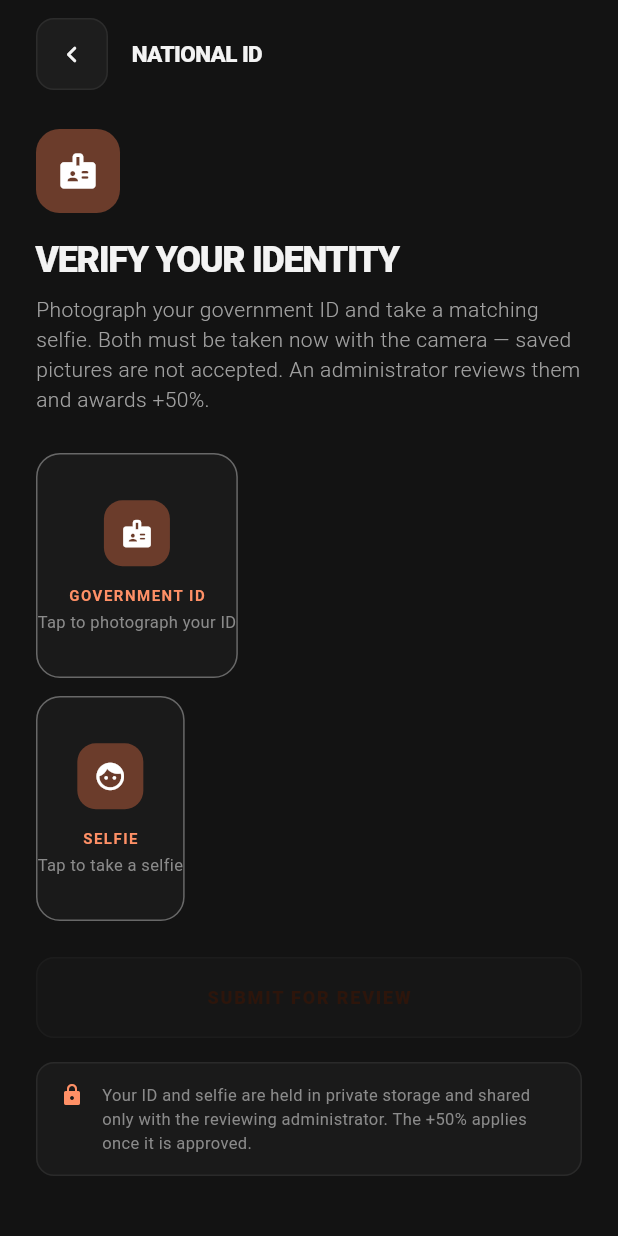
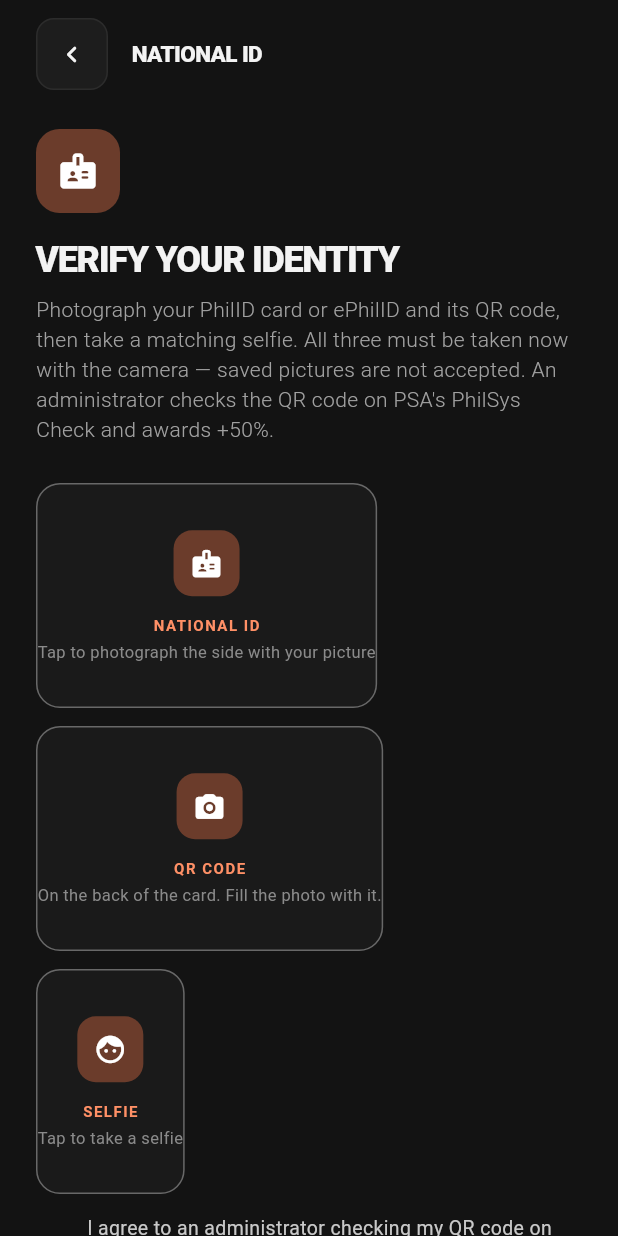
Before and after one commit to M2STZ-Crew/replit-android, a Flutter app: the NationalIdScreen screen opened directly, on a phone screen of 412 x 824 dp. Run offline on Flutter 3.47's test engine with Material 3 defaults, Android fonts, the phone set to English and light mode, and no system bars; our stand-ins replace audioplayers, camera, firebase_core, firebase_messaging, flutter_map, flutter_tts and 6 more; missing offline and left inert: flutter_map_location_marker; accounts and stored records are empty; network calls fail; project files that could hold a hidden picture were left out.

Commit message:
v1.12.21 — National ID with its QR code and the holder's consent
The National ID screen asks for a PhilID or ePhilID, takes a third camera photo
of the QR code, and takes the consent PSA's PhilSys Check needs, saying what PSA
records. The QR photo keeps more detail than the other two so that PSA's reader
can read it.

The reviewer's reason now shows on the National ID row, and the decision's
notification opens Verify your account. The upload goes through the shared
client, so an expired session renews instead of failing it.

Logic and UI are one commit: the screen cannot build without the new upload.
Needs backend v1.12.18 deployed first.

Co-Authored-By: Claude Opus 5.5 <noreply@anthropic.com>

```diff
--- a/lib/screens/national_id_screen.dart
+++ b/lib/screens/national_id_screen.dart
@@ -5,6 +5,7 @@ import 'package:image_picker/image_picker.dart';
 
 import '../api/api_client.dart';
 import '../theme.dart';
+import '../widgets/coordinator_kit.dart' show CheckRow;
 import '../widgets/design.dart';
 import '../widgets/app_icons.dart';
 
@@ -13,31 +14,40 @@ Color _safeGreen = AppColors.ok;
 /// National ID verification (+50%) via the manual-review path.
 ///
 /// The backend's Didit auto-KYC has no credits, so this uses
-/// POST /verification/national-id/manual: the user supplies a government ID
-/// photo and a matching selfie, which an administrator reviews before
-/// awarding +50%.
+/// POST /verification/national-id/manual: the user supplies a photo of their
+/// PhilID or ePhilID, its QR code and a matching selfie. An administrator runs
+/// the QR code through PSA's PhilSys Check, which takes the holder's consent,
+/// compares the result with the other two, and awards +50%.
 ///
-/// Both images must be taken with the camera. There is no gallery option,
+/// All three images must be taken with the camera. There is no gallery option,
 /// by design: attaching a saved picture is how someone submits an ID that
 /// is not theirs, and the whole value of the selfie is that it was taken at
 /// the same time as the document.
 class NationalIdScreen extends StatefulWidget {
-  const NationalIdScreen({super.key});
+  const NationalIdScreen({super.key, this.api, this.camera});
+
+  final ApiClient? api;
+
+  /// Stands in for the phone's camera in a test.
+  final Future<Uint8List?> Function()? camera;
 
   @override
   State<NationalIdScreen> createState() => _NationalIdScreenState();
 }
 
 class _NationalIdScreenState extends State<NationalIdScreen> {
-  final ApiClient _api = ApiClient();
+  late final ApiClient _api = widget.api ?? ApiClient();
   final ImagePicker _picker = ImagePicker();
 
   Uint8List? _idBytes;
+  Uint8List? _qrBytes;
   Uint8List? _selfieBytes;
+  bool _consent = false;
   bool _submitting = false;
   String? _error;
 
-  bool get _ready => _idBytes != null && _selfieBytes != null;
+  bool get _ready =>
+      _idBytes != null && _qrBytes != null && _selfieBytes != null && _consent;
 
   /// Take one photo with the camera.
   ///
@@ -52,14 +62,17 @@ class _NationalIdScreenState extends State<NationalIdScreen> {
   ///
   /// Capped at 1600px and 70% quality: an ID has to stay legible enough for an
   /// administrator to read, but a full-resolution phone photo is several
-  /// megabytes of upload over mobile data.
-  Future<Uint8List?> _capture({bool front = false}) async {
+  /// megabytes of upload over mobile data. [qr] keeps more: PhilSys Check has
+  /// to read every square of the code, and an ePhilID's are small.
+  Future<Uint8List?> _capture({bool front = false, bool qr = false}) async {
+    final camera = widget.camera;
+    if (camera != null) return camera();
     try {
       final shot = await _picker.pickImage(
         source: ImageSource.camera,
         preferredCameraDevice: front ? CameraDevice.front : CameraDevice.rear,
-        imageQuality: 70,
-        maxWidth: 1600,
+        imageQuality: qr ? 90 : 70,
+        maxWidth: qr ? 2000 : 1600,
       );
       if (shot == null) return null; // backed out — not an error
       return shot.readAsBytes();
@@ -84,6 +97,15 @@ class _NationalIdScreenState extends State<NationalIdScreen> {
     });
   }
 
+  Future<void> _pickQr() async {
+    final bytes = await _capture(qr: true);
+    if (bytes == null || !mounted) return;
+    setState(() {
+      _qrBytes = bytes;
+      _error = null;
+    });
+  }
+
   Future<void> _pickSelfie() async {
     final bytes = await _capture(front: true);
     if (bytes == null || !mounted) return;
@@ -102,6 +124,7 @@ class _NationalIdScreenState extends State<NationalIdScreen> {
     try {
       await _api.submitNationalIdManual(
         idBytes: _idBytes!,
+        qrBytes: _qrBytes!,
         selfieBytes: _selfieBytes!,
       );
       if (!mounted) return;
@@ -150,18 +173,27 @@ class _NationalIdScreenState extends State<NationalIdScreen> {
               Text('VERIFY YOUR IDENTITY', style: context.type.title),
               const SizedBox(height: 10),
               Text(
-                'Photograph your government ID and take a matching selfie. '
-                'Both must be taken now with the camera — saved pictures are '
-                'not accepted. An administrator reviews them and awards +50%.',
+                'Photograph your PhilID card or ePhilID and its QR code, then '
+                'take a matching selfie. All three must be taken now with the '
+                'camera — saved pictures are not accepted. An administrator '
+                "checks the QR code on PSA's PhilSys Check and awards +50%.",
                 style: context.type.body,
               ),
               const SizedBox(height: 26),
               _uploadSlot(
-                label: 'Government ID',
-                hint: 'Tap to photograph your ID',
+                label: 'National ID',
+                hint: 'Tap to photograph the side with your picture',
                 icon: AppIcons.badge,
                 bytes: _idBytes,
                 onTap: _pickId,
+              ),
+              const SizedBox(height: 12),
+              _uploadSlot(
+                label: 'QR code',
+                hint: 'On the back of the card. Fill the photo with it.',
+                icon: AppIcons.photoCamera,
+                bytes: _qrBytes,
+                onTap: _pickQr,
               ),
               const SizedBox(height: 12),
               _uploadSlot(
@@ -170,6 +202,15 @@ class _NationalIdScreenState extends State<NationalIdScreen> {
                 icon: AppIcons.face,
                 bytes: _selfieBytes,
                 onTap: _pickSelfie,
+              ),
+              const SizedBox(height: 14),
+              CheckRow(
+                label:
+                    "I agree to an administrator checking my QR code on PSA's "
+                    'PhilSys Check. PSA records the date, my first name and '
+                    'the result.',
+                checked: _consent,
+                onTap: () => setState(() => _consent = !_consent),
               ),
               if (_error != null) ...[
                 const SizedBox(height: 14),
@@ -315,9 +356,9 @@ class _NationalIdScreenState extends State<NationalIdScreen> {
           const SizedBox(width: 12),
           Expanded(
             child: Text(
-              'Your ID and selfie are held in private storage and shared only '
-              'with the reviewing administrator. The +50% applies once it is '
-              'approved.',
+              'Your photos are held in private storage, seen only by the '
+              'reviewing administrator, and deleted once the review is '
+              'decided. The +50% applies once it is approved.',
               style: context.type.meta.copyWith(height: 16 / 11),
             ),
           ),
--- a/lib/screens/notifications_screen.dart
+++ b/lib/screens/notifications_screen.dart
@@ -156,6 +156,11 @@ class _NotificationsScreenState extends State<NotificationsScreen> {
     'alarm_request_answered' => (
       'BFP answered',
       AppIcons.campaign,
+      context.pal.accent,
+    ),
+    'national_id_reviewed' => (
+      'National ID',
+      AppIcons.badge,
       context.pal.accent,
     ),
     _ => ('Notification', AppIcons.notifications, context.pal.info),
--- a/lib/screens/verification_screen.dart
+++ b/lib/screens/verification_screen.dart
@@ -130,9 +130,9 @@ class _VerificationScreenState extends State<VerificationScreen> {
               ),
               const SizedBox(height: 20),
               Text(
-                'Documents are held privately and used only to confirm who '
-                'you are. A National ID is checked by an administrator before '
-                'its 50% applies.',
+                'Documents are held privately, used only to confirm who you '
+                'are, and deleted after review. A National ID is checked by an '
+                "administrator on PSA's PhilSys Check before its 50% applies.",
                 style: context.type.caption,
               ),
             ],
@@ -234,8 +234,8 @@ class _VerificationScreenState extends State<VerificationScreen> {
     return _Channel(
       channel: c,
       line: s.isRefused(c)
-          ? 'Not accepted — take the photos again'
-          : 'Camera only — the photo and selfie must be live',
+          ? s.refusalReason(c) ?? 'Not accepted — take the photos again'
+          : 'Camera only — ID, QR code and selfie must be live',
       lineColor: s.isRefused(c) ? context.pal.live : null,
       onTap: _openNationalId,
     );
--- a/pubspec.yaml
+++ b/pubspec.yaml
@@ -23,7 +23,7 @@ publish_to: 'none' # Remove this line if you wish to publish to pub.dev
 # The +1 here is only a placeholder: CI passes --build-number=<github run
 # number>, which is what becomes the Android versionCode. That has to rise on
 # every build or Android refuses the install, and a run number always does.
-version: 1.12.20+1
+version: 1.12.21+1
 
 environment:
   sdk: ^3.11.1
```
Also changed, not shown: lib/api/api_client.dart (+16 -4 lines), lib/api/notification_router.dart (+20 -3 lines), lib/models/verification_state.dart (+12 -0 lines), 1 other file.
